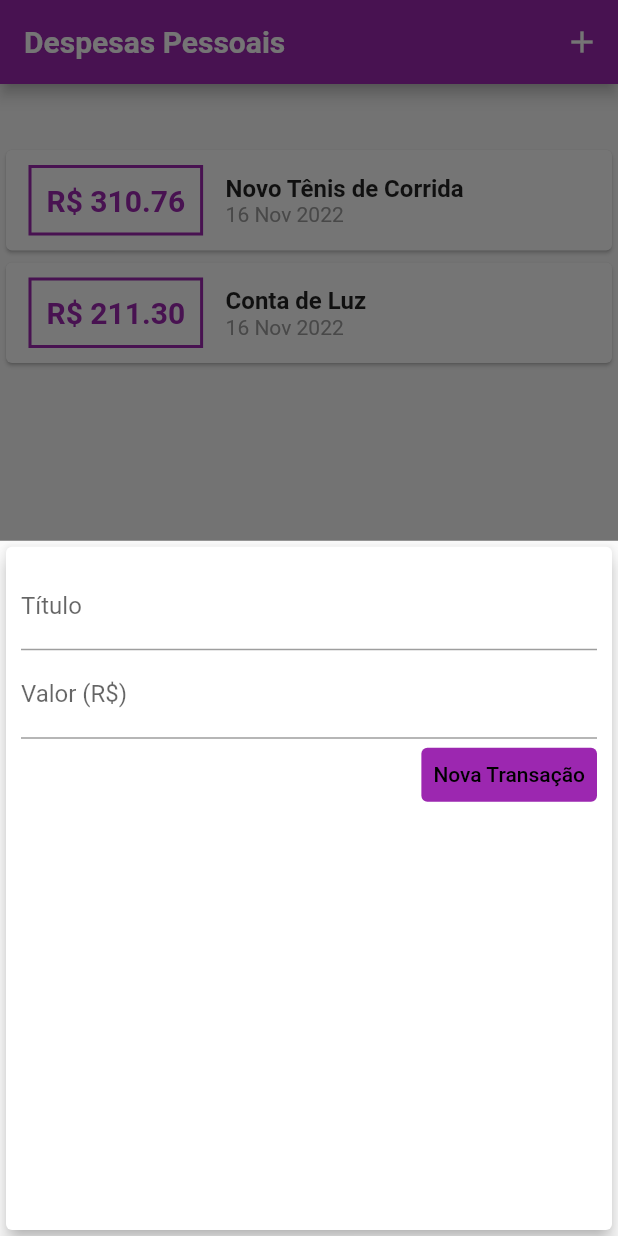
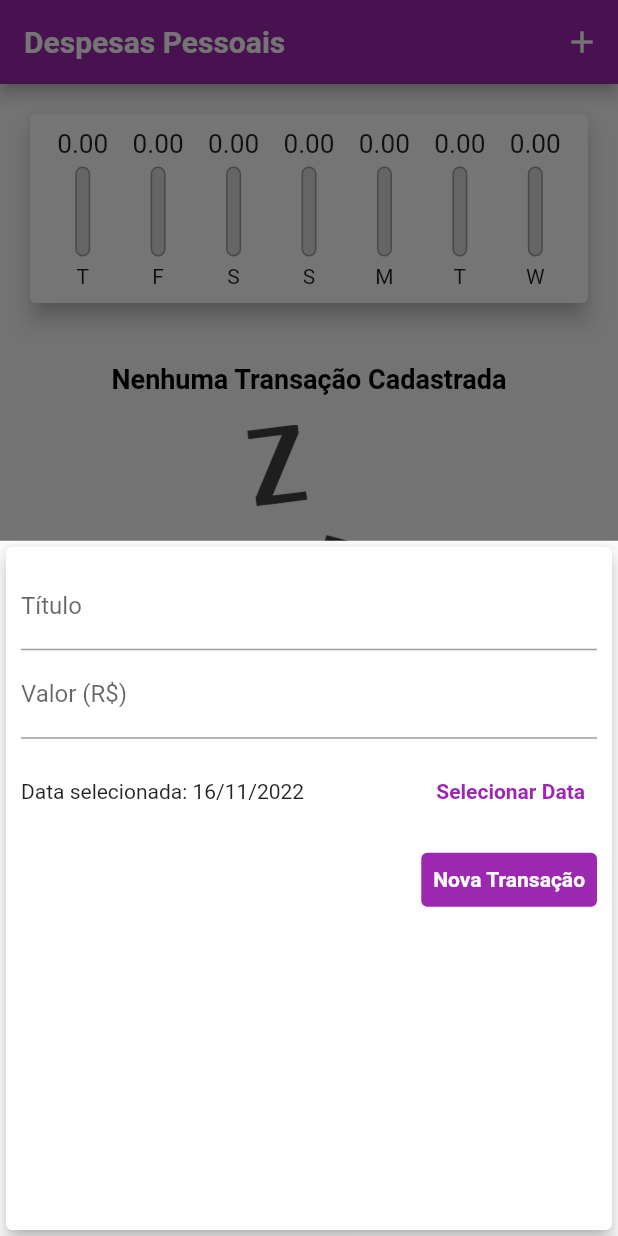
Before and after one commit to marcelonuness/Expenses, a Flutter app: the screen it shows after launch, after a tap on the "add" icon, on a phone screen of 412 x 824 dp. Run offline on Flutter 3.47's test engine with Material 2 defaults, Android fonts, the phone set to English and light mode, and no system bars; Roboto replaces fonts that are missing (OpenSans).

Commit message:
v 15-11-2022.2

```diff
--- a/lib/components/chart.dart
+++ b/lib/components/chart.dart
@@ -2,13 +2,14 @@ import 'package:expenses/models/transaction.dart';
 import 'package:flutter/material.dart';
 import '../models/transaction.dart';
 import 'package:intl/intl.dart';
+import 'chart_bar.dart';
 
 class Chart extends StatelessWidget {
   final List<Transaction> recentTransaction;
 
   Chart(this.recentTransaction);
 
-  List<Map<String, Object>> get groupedTransactions {
+  List<Map<String, dynamic>> get groupedTransactions {
     return List.generate(7, (index) {
       final weekDay = DateTime.now().subtract(
         Duration(days: index),
@@ -27,6 +28,12 @@ class Chart extends StatelessWidget {
       }
 
       return {"day": DateFormat.E().format(weekDay)[0], "value": totalSum};
+    }).reversed.toList();
+  }
+
+  double get _weekTotalValue {
+    return groupedTransactions.fold(0.0, (sum, tr) {
+      return sum + tr["value"];
     });
   }
 
@@ -35,8 +42,22 @@ class Chart extends StatelessWidget {
     return Card(
       elevation: 6,
       margin: EdgeInsets.all(20),
-      child: Row(
-        children: [],
+      child: Padding(
+        padding: const EdgeInsets.all(10),
+        child: Row(
+          mainAxisAlignment: MainAxisAlignment.spaceAround,
+          children: groupedTransactions.map((tr) {
+            return Flexible(
+              fit: FlexFit.tight,
+              child: ChartBar(
+                label: tr["day"].toString(),
+                value: double.parse(tr["value"].toString()),
+                percentage:
+                    _weekTotalValue == 0 ? 0 : tr["value"] / _weekTotalValue,
+              ),
+            );
+          }).toList(),
+        ),
       ),
     );
   }
--- /dev/null
+++ b/lib/components/chart_bar.dart
@@ -0,0 +1,60 @@
+import 'package:flutter/material.dart';
+
+class ChartBar extends StatelessWidget {
+  final String? label;
+  final double? value;
+  final double? percentage;
+
+  ChartBar({
+    this.label,
+    this.value,
+    this.percentage,
+  });
+
+  @override
+  Widget build(BuildContext context) {
+    return Column(
+      children: [
+        Container(
+          height: 20,
+          child: FittedBox(
+            child: Text("${value!.toStringAsFixed(2)}"),
+          ),
+        ),
+        SizedBox(height: 5),
+        Container(
+          height: 60,
+          width: 10,
+          child: Stack(
+            alignment: Alignment.bottomCenter,
+            children: [
+              Container(
+                decoration: BoxDecoration(
+                  border: Border.all(
+                    color: Colors.grey,
+                    width: 1.0,
+                  ),
+                  color: Color.fromRGBO(220, 220, 220, 1),
+                  borderRadius: BorderRadius.circular(5),
+                ),
+              ),
+              FractionallySizedBox(
+                heightFactor: percentage,
+                child: Container(
+                  decoration: BoxDecoration(
+                    color: Theme.of(context).colorScheme.primary,
+                    borderRadius: BorderRadius.circular(5),
+                  ),
+                ),
+              )
+            ],
+          ),
+        ),
+        SizedBox(
+          height: 5,
+        ),
+        Text(label!),
+      ],
+    );
+  }
+}
--- a/lib/components/transaction_form.dart
+++ b/lib/components/transaction_form.dart
@@ -1,7 +1,8 @@
 import 'package:flutter/material.dart';
+import 'package:intl/intl.dart';
 
 class TransactionForm extends StatefulWidget {
-  final void Function(String, double) onSubmit;
+  final void Function(String, double, DateTime) onSubmit;
 
   TransactionForm(this.onSubmit);
 
@@ -10,19 +11,36 @@ class TransactionForm extends StatefulWidget {
 }
 
 class _TransactionFormState extends State<TransactionForm> {
-  final titleController = TextEditingController();
-
-  final valueController = TextEditingController();
+  final _titleController = TextEditingController();
+  final _valueController = TextEditingController();
+  DateTime? _selectedDate = DateTime.now();
 
   _submitForm() {
-    final title = titleController.text;
-    final value = double.tryParse(valueController.text) ?? 0.0;
+    final title = _titleController.text;
+    final value = double.tryParse(_valueController.text) ?? 0.0;
 
-    if (title.isEmpty || value <= 0) {
+    if (title.isEmpty || value <= 0 || _selectedDate == null) {
       return;
     }
 
-    widget.onSubmit(title, value);
+    widget.onSubmit(title, value, _selectedDate!);
+  }
+
+  _showDatePicker() {
+    showDatePicker(
+      context: context,
+      initialDate: DateTime.now(),
+      firstDate: DateTime(2020),
+      lastDate: DateTime.now(),
+    ).then((pickedDate) {
+      if (pickedDate == null) {
+        return;
+      }
+
+      setState(() {
+        _selectedDate = pickedDate;
+      });
+    });
   }
 
   @override
@@ -35,21 +53,48 @@ class _TransactionFormState extends State<TransactionForm> {
           children: [
             TextField(
               onSubmitted: (_) => _submitForm(),
-              controller: titleController,
+              controller: _titleController,
               decoration: InputDecoration(labelText: "Título"),
             ),
             TextField(
               onSubmitted: (_) => _submitForm(),
               keyboardType: TextInputType.numberWithOptions(decimal: true),
-              controller: valueController,
+              controller: _valueController,
               decoration: InputDecoration(labelText: "Valor (R\$)"),
+            ),
+            Container(
+              height: 70,
+              child: Row(
+                children: [
+                  Expanded(
+                    child: Text(
+                      _selectedDate == null
+                          ? "Nenhuma data selecionada."
+                          : "Data selecionada: ${DateFormat("dd/MM/y").format(_selectedDate!)}",
+                    ),
+                  ),
+                  TextButton(
+                    onPressed: _showDatePicker,
+                    child: Text(
+                      "Selecionar Data",
+                      style: TextStyle(
+                        fontWeight: FontWeight.bold,
+                      ),
+                    ),
+                  )
+                ],
+              ),
             ),
             Row(
               mainAxisAlignment: MainAxisAlignment.end,
               children: [
                 TextButton(
                   style: TextButton.styleFrom(
-                      backgroundColor: Colors.purple, primary: Colors.black),
+                      backgroundColor: Colors.purple,
+                      primary: Colors.white,
+                      textStyle: TextStyle(
+                        fontWeight: FontWeight.bold,
+                      )),
                   child: Text('Nova Transação'),
                   onPressed: _submitForm,
                 )
--- a/lib/components/transaction_list.dart
+++ b/lib/components/transaction_list.dart
@@ -4,13 +4,14 @@ import 'package:intl/intl.dart';
 
 class TransactionList extends StatelessWidget {
   final List<Transaction> transactions;
+  final void Function(String) onRemove;
 
-  TransactionList(this.transactions);
+  TransactionList(this.transactions, this.onRemove);
 
   @override
   Widget build(BuildContext context) {
     return Container(
-      height: 300,
+      height: 430,
       child: transactions.isEmpty
           ? Column(
               children: [
@@ -34,46 +35,41 @@ class TransactionList extends StatelessWidget {
               itemBuilder: (ctx, index) {
                 final tr = transactions[index];
                 return Card(
-                    child: Row(
-                  children: [
-                    Container(
-                      margin: const EdgeInsets.symmetric(
-                          horizontal: 15, vertical: 10),
-                      decoration: BoxDecoration(
-                          border: Border.all(
-                        color: Theme.of(context).colorScheme.primary,
-                        width: 2,
-                      )),
-                      padding: EdgeInsets.all(10),
+                  elevation: 5,
+                  margin: EdgeInsets.symmetric(
+                    vertical: 8,
+                    horizontal: 5,
+                  ),
+                  child: ListTile(
+                    leading: CircleAvatar(
+                      backgroundColor: Theme.of(context).colorScheme.primary,
+                      radius: 30,
+                      child: Padding(
+                        padding: const EdgeInsets.all(6),
+                        child: FittedBox(
                           child: Text(
-                        "R\$ ${tr.value.toStringAsFixed(2)}",
+                            "R\$${tr.value}",
                             style: TextStyle(
-                          fontWeight: FontWeight.bold,
-                          fontSize: 20,
-                          color: Theme.of(context).colorScheme.primary,
+                              color: Colors.white,
                             ),
                           ),
                         ),
-                    Column(
-                      crossAxisAlignment: CrossAxisAlignment.start,
-                      children: [
-                        Text(
-                          tr.title,
-                          style: const TextStyle(
-                            fontSize: 16,
-                            fontWeight: FontWeight.bold,
                       ),
                     ),
-                        Text(
+                    title: Text(
+                      tr.title,
+                      style: Theme.of(context).textTheme.headline6,
+                    ),
+                    subtitle: Text(
                       DateFormat("d MMM y").format(tr.date),
-                          style: const TextStyle(
-                            color: Colors.grey,
                     ),
-                        )
-                      ],
-                    )
-                  ],
-                ));
+                    trailing: IconButton(
+                      icon: Icon(Icons.delete),
+                      color: Theme.of(context).errorColor,
+                      onPressed: () => onRemove(tr.id),
+                    ),
+                  ),
+                );
               },
             ),
     );
--- a/lib/main.dart
+++ b/lib/main.dart
@@ -1,6 +1,6 @@
+import 'dart:math';
 import 'package:expenses/components/chart.dart';
 import 'package:flutter/material.dart';
-import 'dart:math';
 import './components/transaction_form.dart';
 import './components/transaction_list.dart';
 import 'components/chart.dart';
@@ -27,6 +27,10 @@ class ExpensesApp extends StatelessWidget {
             fontWeight: FontWeight.bold,
             color: Colors.black,
           ),
+          button: TextStyle(
+            color: Colors.white,
+            fontWeight: FontWeight.bold,
+          ),
         ),
         appBarTheme: AppBarTheme(
           titleTextStyle: TextStyle(
@@ -46,20 +50,7 @@ class MyHomePage extends StatefulWidget {
 }
 
 class _MyHomePageState extends State<MyHomePage> {
-  final List<Transaction> _transactions = [
-    Transaction(
-      id: 't1',
-      title: 'Novo Tênis de Corrida',
-      value: 310.76,
-      date: DateTime.now(),
-    ),
-    Transaction(
-      id: 't2',
-      title: 'Conta de Luz',
-      value: 211.30,
-      date: DateTime.now(),
-    ),
-  ];
+  final List<Transaction> _transactions = [];
 
   List<Transaction> get _recentTransactions {
     return _transactions.where((tr) {
@@ -69,12 +60,12 @@ class _MyHomePageState extends State<MyHomePage> {
     }).toList();
   }
 
-  _addTransaction(String title, double value) {
+  _addTransaction(String title, double value, DateTime date) {
     final newTransaction = Transaction(
       id: Random().nextDouble().toString(),
       title: title,
       value: value,
-      date: DateTime.now(),
+      date: date,
     );
 
     setState(() {
@@ -82,6 +73,12 @@ class _MyHomePageState extends State<MyHomePage> {
     });
 
     Navigator.of(context).pop();
+  }
+
+  _removeTransaction(String id) {
+    setState(() {
+      _transactions.removeWhere((tr) => tr.id == id);
+    });
   }
 
   _openTransactionFormModal(BuildContext context) {
@@ -110,7 +107,7 @@ class _MyHomePageState extends State<MyHomePage> {
           crossAxisAlignment: CrossAxisAlignment.stretch,
           children: <Widget>[
             Chart(_recentTransactions),
-            TransactionList(_transactions),
+            TransactionList(_transactions, _removeTransaction),
           ],
         ),
       ),
```
Lines whose indentation alone changed are shown as unchanged.
